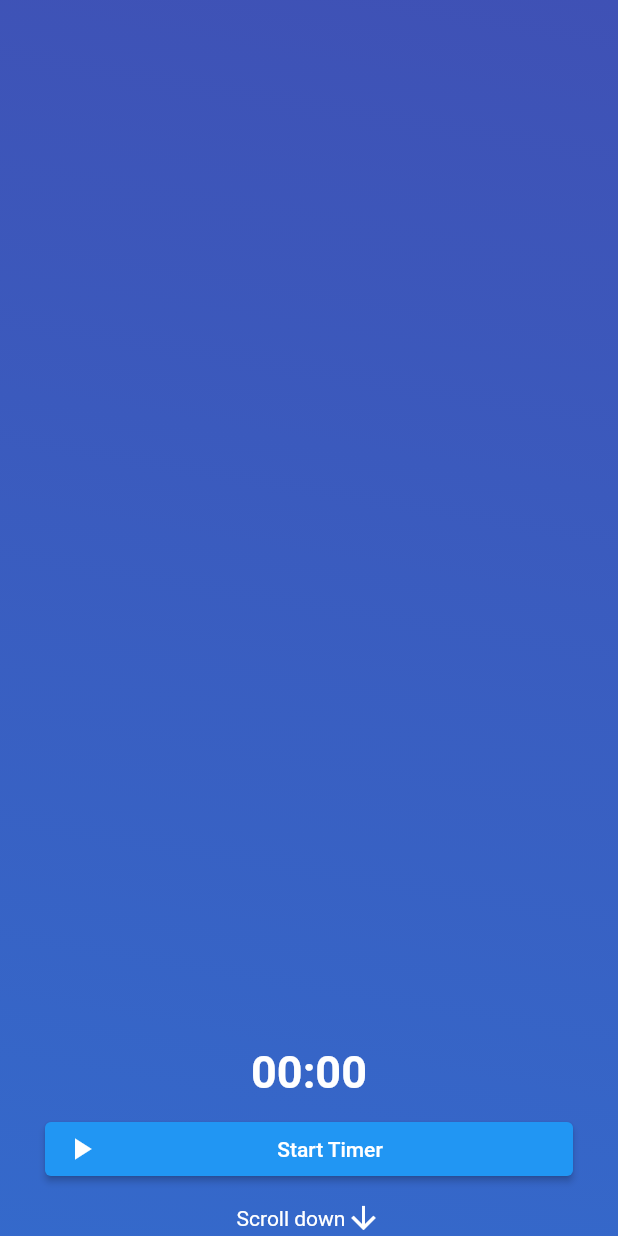
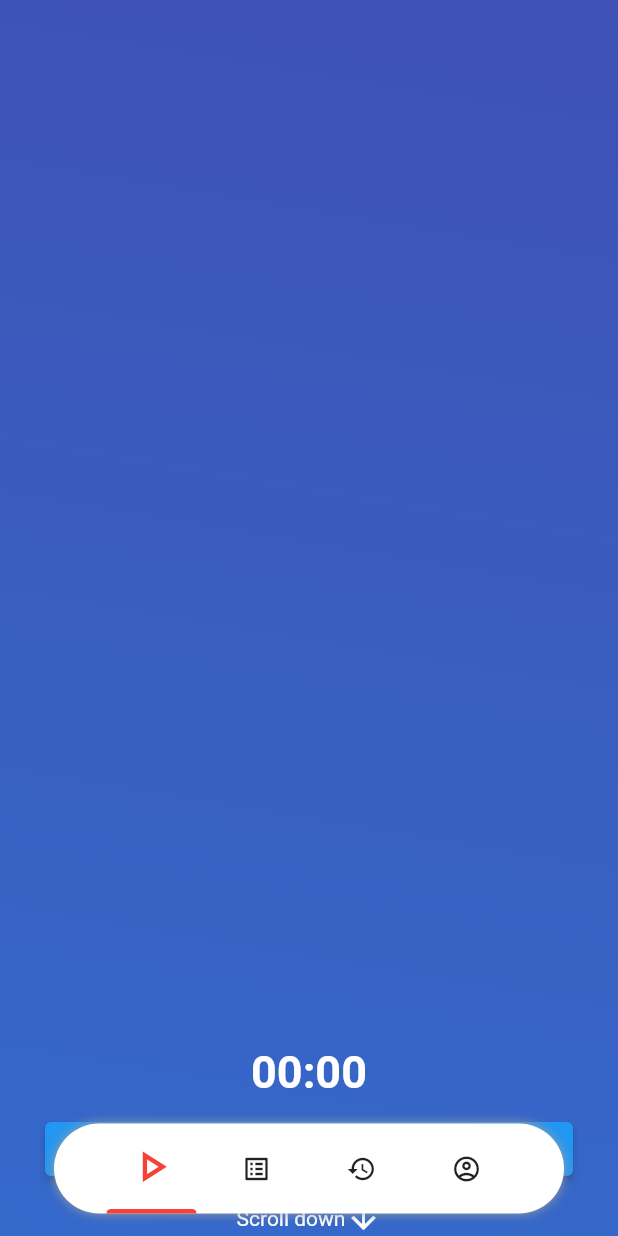
Before and after one commit to theKooker/hackaTum_InterhypApp, a Flutter app: the screen it shows after launch, on a phone screen of 412 x 824 dp. Run offline on Flutter 3.47's test engine with Material 2 defaults, Android fonts, the phone set to English and light mode, and no system bars.

Commit message:
moved old tab bar into project

```diff
--- /dev/null
+++ b/shower_tracking_app/lib/components/bottom_bar.dart
@@ -0,0 +1,98 @@
+import 'package:flutter/material.dart';
+
+class BottomBar extends StatefulWidget {
+  const BottomBar({Key? key, required this.items, required this.index, required this.onChange}) : super(key: key);
+
+  final List<BottomBarItem> items;
+  final int index;
+  final Function(int) onChange;
+
+  @override
+  _BottomBarState createState() => _BottomBarState();
+}
+
+class _BottomBarState extends State<BottomBar> {
+  @override
+  Widget build(BuildContext context) {
+    return SafeArea(
+      child: Align(
+        alignment: Alignment.bottomCenter,
+        child: Padding(
+          padding: const EdgeInsets.fromLTRB(20, 0, 20, 15),
+          child: Container(
+            height: 60,
+            decoration: const BoxDecoration(
+              color: Colors.white,
+              borderRadius: BorderRadius.all(
+                Radius.circular(30),
+              ),
+              boxShadow: <BoxShadow>[
+                BoxShadow(
+                    blurRadius: 5, offset: Offset.zero, color: Colors.grey)
+              ],
+            ),
+            child: Row(
+              mainAxisSize: MainAxisSize.min,
+              children: <Widget>[
+                const SizedBox(
+                  width: 30,
+                ),
+                for (int i = 0; i < widget.items.length; i++)
+                  InkWell(
+                    onTap: () => widget.onChange(i),
+                    child: Padding(
+                      padding: const EdgeInsets.fromLTRB(5, 0, 5, 0),
+                      child: Container(
+                        width: 60,
+                        child: Column(
+                          mainAxisSize: MainAxisSize.max,
+                          children: <Widget>[
+                            Expanded(
+                              child: Icon(
+                                widget.items[i].icon,
+                                color: i == widget.index
+                                    ? widget.items[i].color
+                                    : null,
+                                size: i == widget.index ? 35 : 20,
+                              ),
+                            ),
+                            if (i == widget.index)
+                              Container(
+                                width: 60,
+                                height: 3,
+                                decoration: BoxDecoration(
+                                  color: widget.items[i].color,
+                                  borderRadius: const BorderRadius.only(
+                                    topLeft: Radius.circular(3),
+                                    topRight: Radius.circular(3),
+                                  ),
+                                ),
+                              ),
+                          ],
+                        ),
+                      ),
+                    ),
+                  ),
+                const SizedBox(
+                  width: 30,
+                ),
+              ],
+            ),
+          ),
+        ),
+      ),
+    );
+  }
+}
+
+class BottomBarItem {
+  BottomBarItem(
+    this.icon, {
+    this.label = "",
+    this.color = Colors.red,
+  });
+
+  final IconData icon;
+  final String label;
+  final Color color;
+}
--- a/shower_tracking_app/lib/main.dart
+++ b/shower_tracking_app/lib/main.dart
@@ -1,4 +1,5 @@
 import 'package:flutter/material.dart';
+import 'package:shower_tracking_app/components/bottom_bar.dart';
 import 'package:shower_tracking_app/components/history.dart';
 import 'package:shower_tracking_app/components/ranking.dart';
 import 'package:shower_tracking_app/components/tracker.dart';
@@ -56,6 +57,16 @@ class Home extends StatelessWidget {
             ),
           ),
         ),
+        BottomBar(
+            index: 0,
+            onChange: (value) {},
+            items: <BottomBarItem>[
+              BottomBarItem(Icons.play_arrow_outlined, label: "Record"), //Recording
+              BottomBarItem(Icons.list_alt_outlined), //Ranking
+              BottomBarItem(Icons.history_outlined), //History
+              BottomBarItem(Icons.account_circle_outlined), //Account
+            ],
+          ),
       ]),
     );
   }
```
